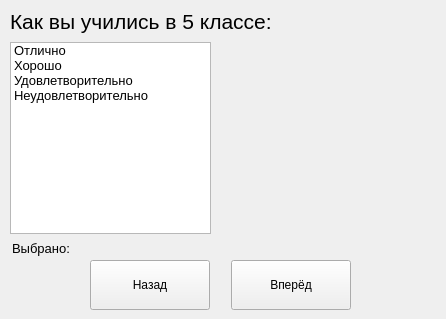
First picture: the form in uis/form3.ui, repository tsnsoft/Python_3_PyQt5_MultiForms_DEMO, before the edit.
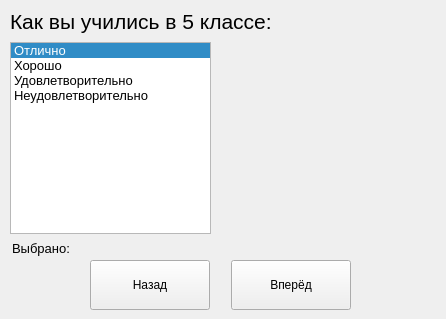
Second picture: the form after the edit.

```diff
--- a/uis/form3.ui
+++ b/uis/form3.ui
@@ -40,6 +40,9 @@
                         <pointsize>10</pointsize>
                     </font>
                 </property>
+    <property name="currentRow">
+     <number>0</number>
+    </property>
                 <item>
                     <property name="text">
                         <string>Отлично</string>
```
Lines whose indentation alone changed are shown as unchanged.
